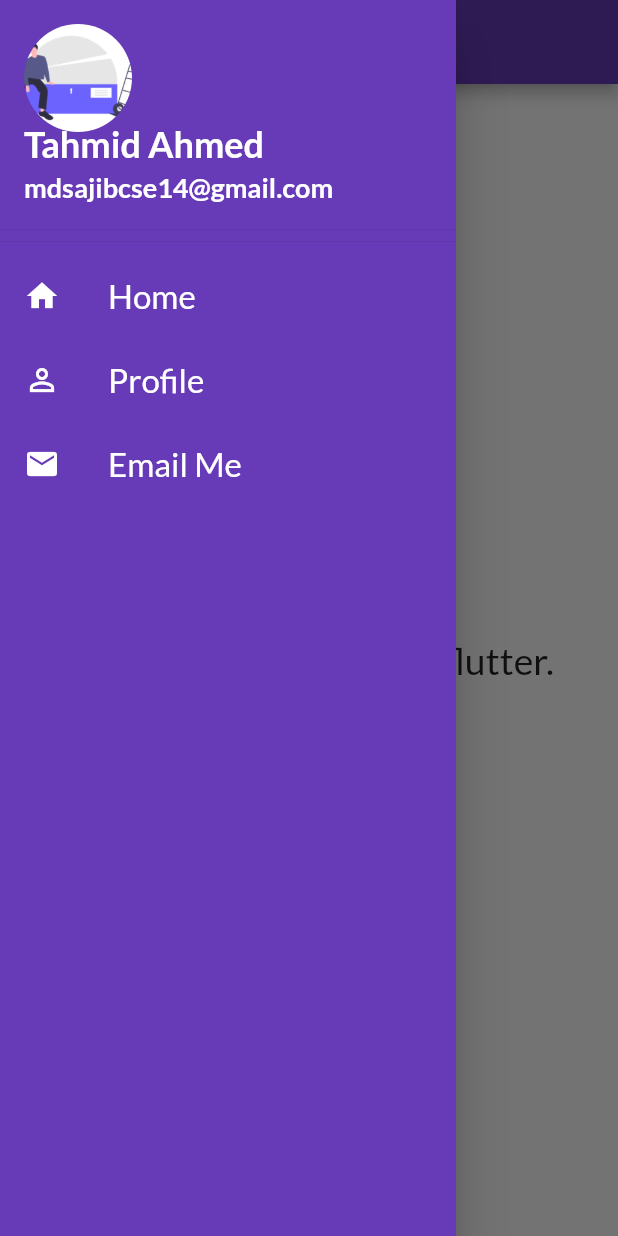
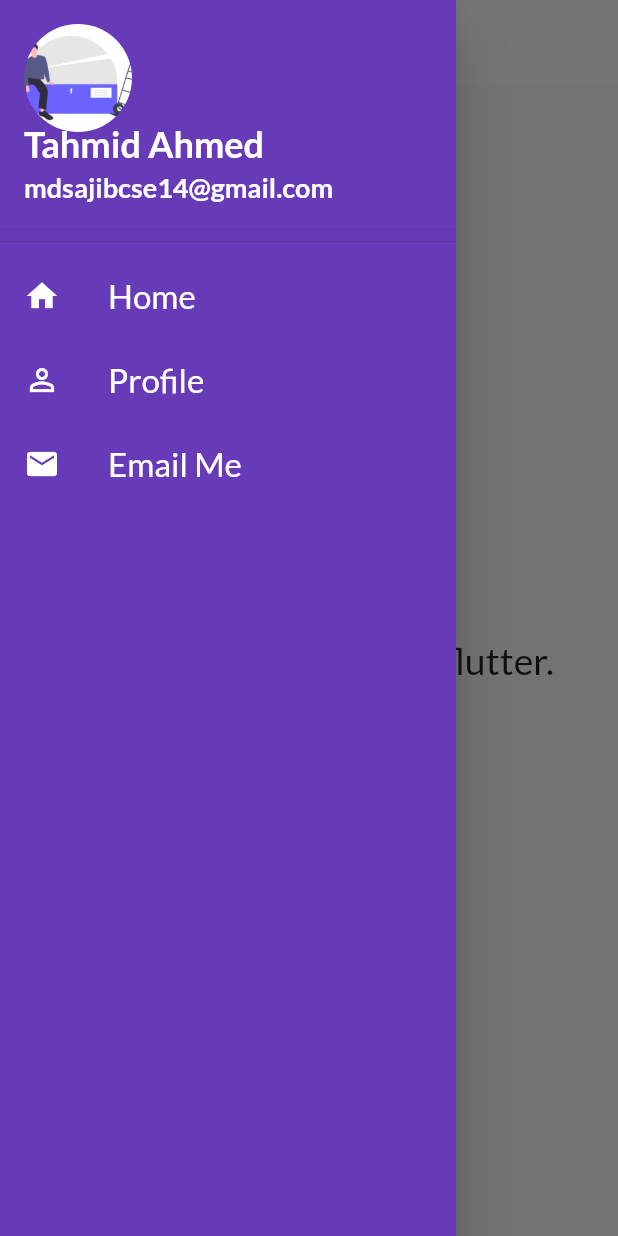
Before and after one commit to MDSAJIBCHOWDHURY/Flutter-in-30days, a Flutter app: the screen it shows after launch, with the side drawer open, on a phone screen of 412 x 824 dp. Run offline on Flutter 3.47's test engine with Material 2 defaults, Android fonts, the phone set to English and light mode, and no system bars; our stand-ins replace google_fonts.

Commit message:
theme extracted

```diff
--- a/first_app/lib/main.dart
+++ b/first_app/lib/main.dart
@@ -1,6 +1,7 @@
 import 'package:first_app/pages/homepage.dart';
 import 'package:first_app/pages/login_page.dart';
 import 'package:first_app/utils/my_routes.dart';
+import 'package:first_app/widgets/my_theme.dart';
 import 'package:flutter/material.dart';
 import 'package:google_fonts/google_fonts.dart';
 
@@ -16,14 +17,8 @@ class MyApp extends StatelessWidget {
     return MaterialApp(
         debugShowCheckedModeBanner: false,
         themeMode: ThemeMode.light,
-        theme: ThemeData(
-          primarySwatch: Colors.deepPurple,
-          fontFamily: GoogleFonts.lato().fontFamily,
-        ),
-        darkTheme: ThemeData(
-          primarySwatch: Colors.blue,
-          fontFamily: GoogleFonts.lato().fontFamily,
-        ),
+        theme: MyTheme.lightThemeData(context),
+        darkTheme: MyTheme.darkThemeData(context),
         routes: {
           MyRoutes.initialRoute: (context) => HomePage(),
           MyRoutes.loginPage: (context) => LoginPage(),
--- a/first_app/lib/pages/homepage.dart
+++ b/first_app/lib/pages/homepage.dart
@@ -9,7 +9,9 @@ class HomePage extends StatelessWidget {
     const days = 30;
     return Scaffold(
       appBar: AppBar(
-        title: Text('First App'),
+        title: Text(
+          'Catalog App',
+        ),
       ),
       body: Center(
         child: Container(
--- a/first_app/lib/widgets/my_drawer.dart
+++ b/first_app/lib/widgets/my_drawer.dart
@@ -11,9 +11,6 @@ class MyDrawer extends StatelessWidget {
         child: ListView(
           children: [
             DrawerHeader(
-              decoration: BoxDecoration(
-                color: Colors.deepPurple,
-              ),
               padding: EdgeInsets.zero,
               child: UserAccountsDrawerHeader(
                 accountName: Text(
--- /dev/null
+++ b/first_app/lib/widgets/my_theme.dart
@@ -0,0 +1,21 @@
+import 'package:flutter/material.dart';
+import 'package:google_fonts/google_fonts.dart';
+
+class MyTheme {
+  static ThemeData lightThemeData(BuildContext context) => ThemeData(
+        appBarTheme: AppBarTheme(
+          color: Colors.white,
+          elevation: 0.0,
+          iconTheme: IconThemeData(
+            color: Colors.black,
+          ),
+          textTheme: Theme.of(context).textTheme,
+        ),
+        primarySwatch: Colors.deepPurple,
+        fontFamily: GoogleFonts.lato().fontFamily,
+      );
+  static ThemeData darkThemeData(BuildContext context) => ThemeData(
+        primarySwatch: Colors.blue,
+        fontFamily: GoogleFonts.lato().fontFamily,
+      );
+}
```
